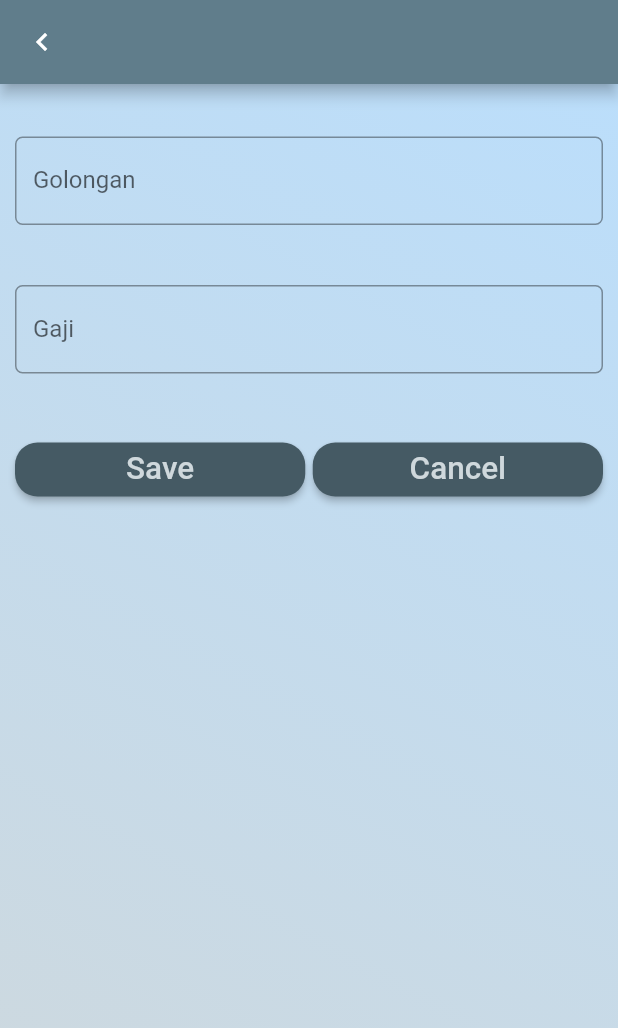
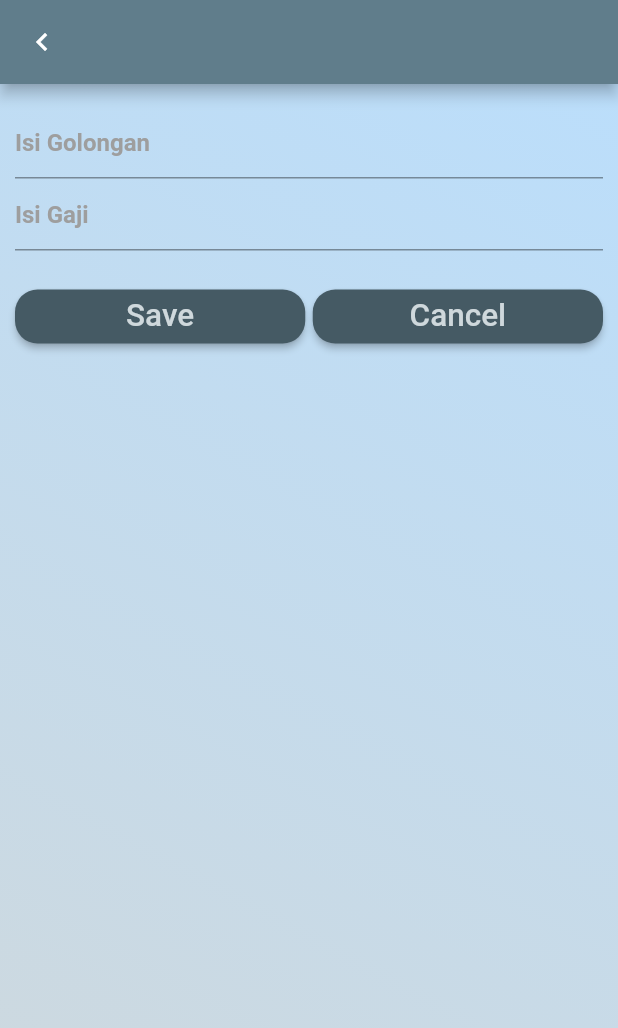
Before and after one commit to ratna124/Flutter_UAS_gaji, a Flutter app: the EntryFormKategori screen opened directly, after a tap on "Save", on a phone screen of 412 x 824 dp. Shown: the top 1028 px of the screen. Run offline on Flutter 3.47's test engine with Material 2 defaults, Android fonts, the phone set to English and light mode, and no system bars; our stand-ins replace cloud_firestore, firebase_auth, firebase_core, google_sign_in; accounts and stored records are empty; network calls fail.

Commit message:
Firebase Database

```diff
--- /dev/null
+++ b/lib/database/itemKaryawan.dart
@@ -0,0 +1,91 @@
+ import 'package:flutter/material.dart';
+
+ class ItemKaryawan extends StatelessWidget {
+   final String name;
+   final String alamat;
+   final double noHp;
+   //// Pointer to Update Function
+   final Function onUpdate;
+   //// Pointer to Delete Function
+   final Function onDelete;
+
+  ItemKaryawan(this.name, this.alamat, this.noHp,{ this.onUpdate, this.onDelete});
+
+   @override
+   Widget build(BuildContext context) {
+     return Container(
+       width: double.infinity,
+       margin: const EdgeInsets.symmetric(horizontal: 15, vertical: 10),
+       padding: const EdgeInsets.all(5),
+       decoration: BoxDecoration(
+           borderRadius: BorderRadius.circular(8),
+           border: Border.all(color: Colors.blue.shade900)),
+       child: Row(
+         mainAxisAlignment: MainAxisAlignment.spaceBetween,
+         children: [
+           Column(
+             crossAxisAlignment: CrossAxisAlignment.start,
+             children: [
+               SizedBox(
+                 width: MediaQuery.of(context).size.width * 0.5,
+                 child: Text(name,
+                         style: TextStyle(color: Colors.black,
+                                   fontWeight: FontWeight.w600,
+                                   fontSize: 16),
+                         ),
+               ),
+               Text(
+                 "$alamat",
+                 style: TextStyle(color: Colors.black,
+                                   fontWeight: FontWeight.w600,
+                                   fontSize: 16),
+               ),
+               Text(
+                 "$noHp",
+                 style: TextStyle(color: Colors.black,
+                                   fontWeight: FontWeight.w600,
+                                   fontSize: 16),
+               )
+             ],
+           ),
+           Row(
+             children: [
+               SizedBox(
+                 height: 40,
+                 width: 60,
+                 child: RaisedButton(
+                     shape: CircleBorder(),
+                     color: Colors.green[900],
+                     child: Center(
+                         child: Icon(
+                       Icons.arrow_upward,
+                      color: Colors.white,
+                     )),
+                     onPressed: () {
+                       // if (onUpdate != null) onUpdate!();
+                       onUpdate();
+                     }),
+               ),
+               SizedBox(
+                 height: 40,
+                 width: 60,
+                 child: RaisedButton(
+                     shape: CircleBorder(),
+                     color: Colors.red[900],
+                     child: Center(
+                         child: Icon(
+                       Icons.delete,
+                       color: Colors.white,
+                     )),
+                     onPressed: () {
+                       // if (onDelete != null) onDelete!();
+                       onDelete();
+                     }),
+               )
+             ],
+           )
+         ],
+       ),
+     );
+   }
+ }
--- a/lib/formKategori.dart
+++ b/lib/formKategori.dart
@@ -1,4 +1,5 @@
 import 'package:flutter/material.dart';
+import 'package:cloud_firestore/cloud_firestore.dart';
 
 class EntryFormKategori extends StatefulWidget {
   @override
@@ -7,10 +8,18 @@ class EntryFormKategori extends StatefulWidget {
 
 //class controller
 class EntryFormKategoriState extends State<EntryFormKategori> {
-  TextEditingController golonganController = TextEditingController();
-  TextEditingController gajiController = TextEditingController();
   @override
+  final TextEditingController golonganController = TextEditingController();
+  final TextEditingController gajiController = TextEditingController();
+  CollectionReference _kategori =
+      FirebaseFirestore.instance.collection('kategori');
+
+  void clearInputText() {
+    golonganController.text = "";
+    gajiController.text = "";
+  }
   Widget build(BuildContext context) {
+
     //kondisi
     //rubah
     return Scaffold(
@@ -25,45 +34,38 @@ class EntryFormKategoriState extends State<EntryFormKategori> {
               colors: [Colors.blue[100], Colors.blueGrey[100]],
             ),
           ),
-        child : Padding(
+          child: Padding(
             padding: EdgeInsets.only(top: 15.0, left: 10.0, right: 10.0),
             child: ListView(
               children: <Widget>[
                 // Golongan
-              Padding(
-                padding: EdgeInsets.only(top: 20.0, bottom: 20.0),
-                child: TextField(
+                TextField(
+                              style: TextStyle(
+                                  color: Colors.black,
+                                  fontWeight: FontWeight.w600,
+                                  fontSize: 16),
                               controller: golonganController,
-                  keyboardType: TextInputType.text,
                               decoration: InputDecoration(
-                    labelText: 'Golongan',
-                    border: OutlineInputBorder(
-                      borderRadius: BorderRadius.circular(5.0),
+                                  hintText: "Isi Golongan",
+                                  hintStyle: TextStyle(
+                                      color: Colors.grey,
+                                      fontWeight: FontWeight.w600,
+                                      fontSize: 16)),
                             ),
+                            TextField(
+                              style: TextStyle(
+                                  color: Colors.black,
+                                  fontWeight: FontWeight.w600,
+                                  fontSize: 16),
+                              controller: gajiController,
+                              decoration: InputDecoration(
+                                  hintText: "Isi Gaji",
+                                  hintStyle: TextStyle(
+                                      color: Colors.grey,
+                                      fontWeight: FontWeight.w600,
+                                      fontSize: 16)),
+                              keyboardType: TextInputType.number,
                             ),
-                  onChanged: (value) {
-                    //
-                  },
-                ),
-              ),
-              // Gaji
-              Padding(
-                padding: EdgeInsets.only(top: 20.0, bottom: 20.0),
-                child: TextField(
-                  controller: gajiController,
-                  keyboardType: TextInputType.number,
-                  decoration: InputDecoration(
-                    labelText: 'Gaji',
-                    border: OutlineInputBorder(
-                      borderRadius: BorderRadius.circular(5.0),
-                    ),
-                  ),
-                  onChanged: (value) {
-                    //
-                  },
-                ),
-              ),
-
 
                 // tombol button
                 Padding(
@@ -79,11 +81,16 @@ class EntryFormKategoriState extends State<EntryFormKategori> {
                             'Save',
                             textScaleFactor: 1.5,
                           ),
-                        onPressed: () {
+                          onPressed: () async {
+                              // TODO 1 ADD DATA HERE
+                              await _kategori.add({
+                                "Golongan": golonganController.text,
+                                "Gaji": double.tryParse(gajiController.text),
+                              });
+                              clearInputText();
                             },
                           shape: RoundedRectangleBorder(
-                          borderRadius: BorderRadius.circular(15)
-                          ),
+                              borderRadius: BorderRadius.circular(15)),
                         ),
                       ),
                       Container(
@@ -102,8 +109,7 @@ class EntryFormKategoriState extends State<EntryFormKategori> {
                             Navigator.pop(context);
                           },
                           shape: RoundedRectangleBorder(
-                          borderRadius: BorderRadius.circular(15)
-                          ),
+                              borderRadius: BorderRadius.circular(15)),
                         ),
                       ),
                     ],
@@ -111,8 +117,7 @@ class EntryFormKategoriState extends State<EntryFormKategori> {
                 ),
               ],
             ),
-        )
-        ),
+          )),
     );
   }
 }
--- a/pubspec.yaml
+++ b/pubspec.yaml
@@ -25,6 +25,8 @@ dependencies:
     sdk: flutter
   firebase_auth: any
   google_sign_in: any
+  firebase_core: any
+  cloud_firestore: any
 
 
   # The following adds the Cupertino Icons font to your application.
```
Also changed, not shown: lib/database/itemKategori.dart (added, +84 -0 lines), lib/formKaryawan.dart (+63 -61 lines), lib/home.dart (+14 -7 lines), lib/homeKaryawan.dart (+50 -32 lines), lib/homeKategori.dart (+49 -32 lines), lib/main.dart (+10 -2 lines), pubspec.lock. Lines whose indentation alone changed are shown as unchanged.
